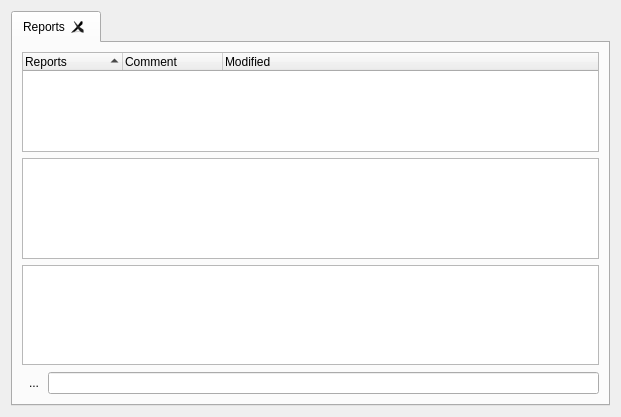
Qt form kmymoney/plugins/views/reports/kreportsview.ui (rhabacker/kmymoney) before a commit.
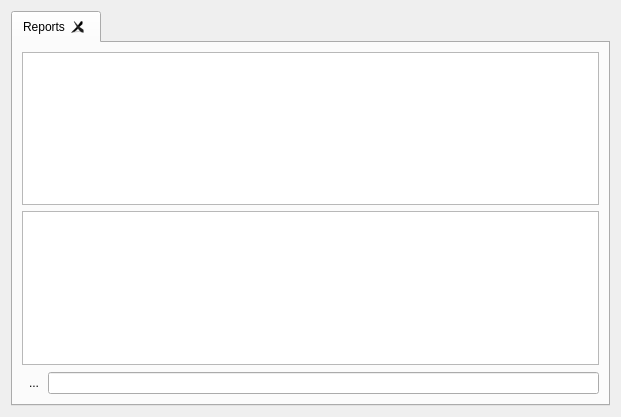
The same form after that commit.

Commit message: Remove old QTreeWidget

```diff
--- a/kmymoney/plugins/views/reports/kreportsview.ui
+++ b/kmymoney/plugins/views/reports/kreportsview.ui
@@ -27,40 +27,6 @@
        <string comment=" ">Reports</string>
       </attribute>
       <layout class="QVBoxLayout" name="verticalLayout">
-       <item>
-        <widget class="QTreeWidget" name="m_tocTreeWidget">
-         <property name="contextMenuPolicy">
-          <enum>Qt::CustomContextMenu</enum>
-         </property>
-         <property name="horizontalScrollBarPolicy">
-          <enum>Qt::ScrollBarAlwaysOff</enum>
-         </property>
-         <property name="alternatingRowColors">
-          <bool>true</bool>
-         </property>
-         <property name="sortingEnabled">
-          <bool>true</bool>
-         </property>
-         <property name="allColumnsShowFocus">
-          <bool>true</bool>
-         </property>
-         <column>
-          <property name="text">
-           <string>Reports</string>
-          </property>
-         </column>
-         <column>
-          <property name="text">
-           <string>Comment</string>
-          </property>
-         </column>
-         <column>
-          <property name="text">
-           <string>Modified</string>
-          </property>
-         </column>
-        </widget>
-       </item>
        <item>
         <widget class="QTreeView" name="m_tocTreeViewDefault"/>
        </item>
```
The commit also changes 5 other files.
